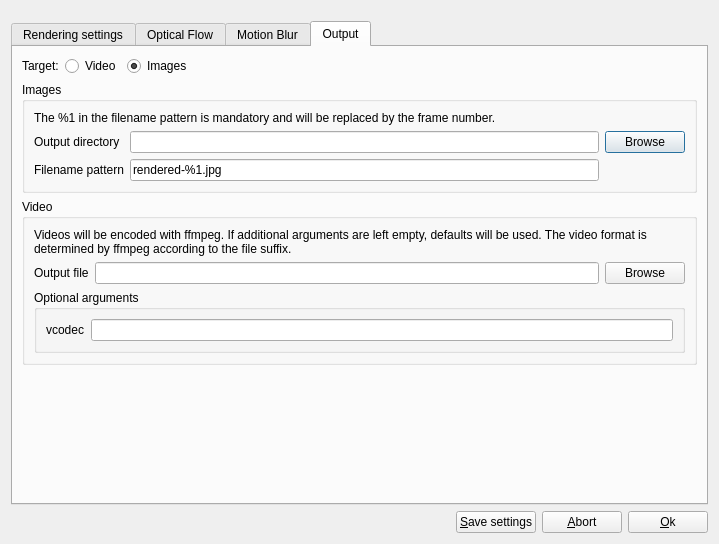
First picture: the form in src/slowmoVideo/slowmoUI/dialogues/renderingDialog.ui, repository slowmoVideo/slowmoVideo, before the edit.
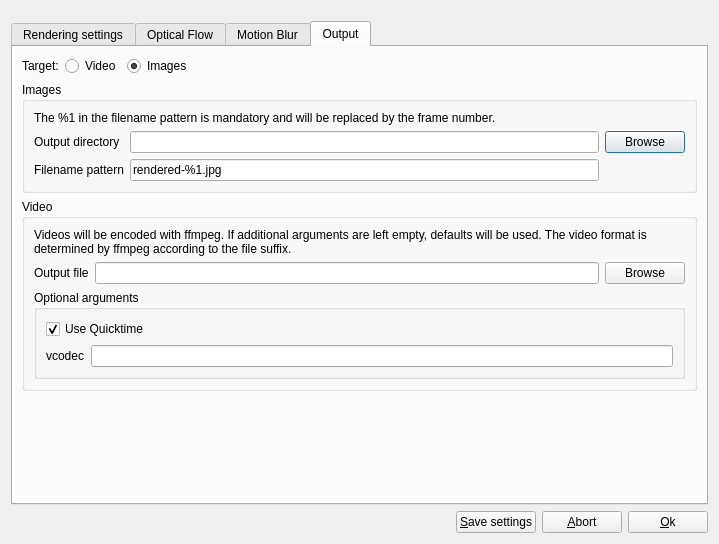
Second picture: the form after the edit.

Commit message: add a checkbox for qt add a stub for flow editor

The edit to the form file:
```diff
--- a/src/slowmoVideo/slowmoUI/dialogues/renderingDialog.ui
+++ b/src/slowmoVideo/slowmoUI/dialogues/renderingDialog.ui
@@ -746,6 +746,16 @@
                <string>Optional arguments</string>
               </property>
               <layout class="QVBoxLayout" name="verticalLayout_4">
+               <item>
+                <widget class="QCheckBox" name="use_qt">
+                 <property name="text">
+                  <string>Use Quicktime</string>
+                 </property>
+                 <property name="checked">
+                  <bool>true</bool>
+                 </property>
+                </widget>
+               </item>
                <item>
                 <layout class="QGridLayout" name="gridLayout_3">
                  <item row="0" column="0">
```
The commit also changes 4 other files.
